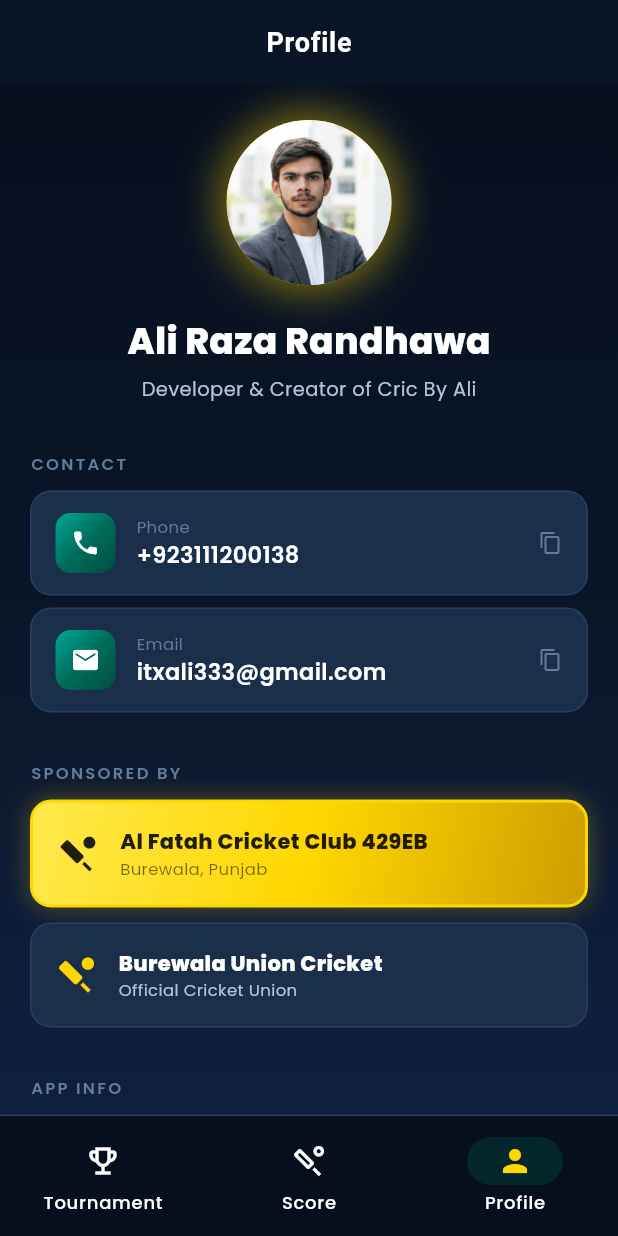
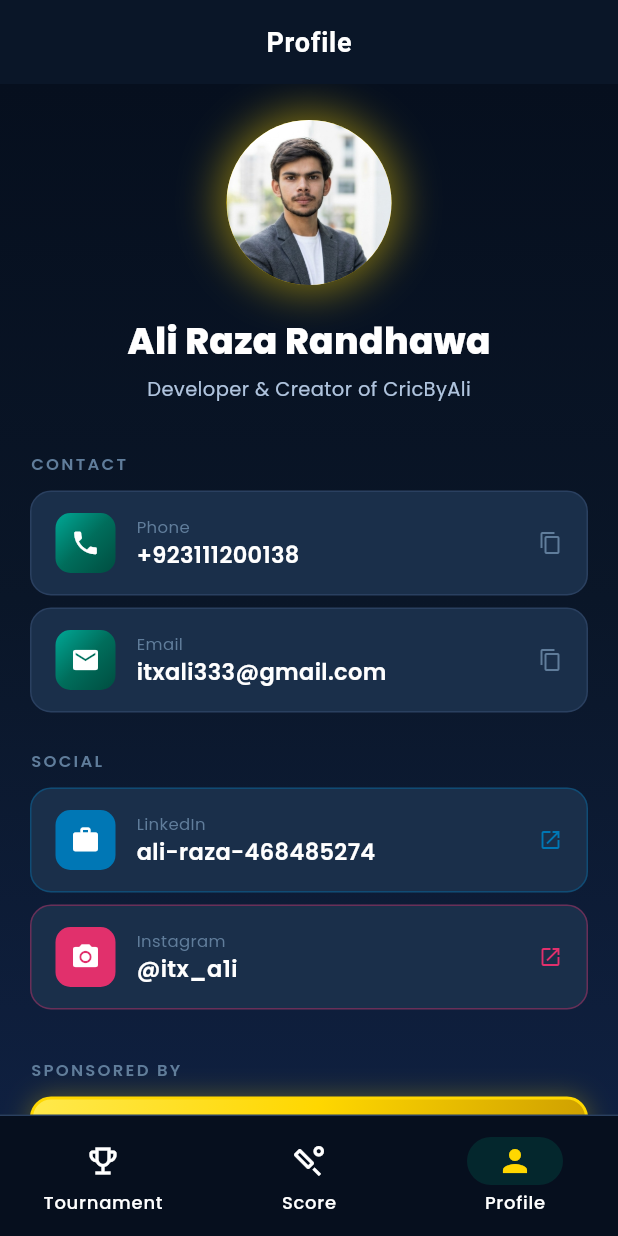
Before and after one commit to jaakammkr40-sudo/CricByAli, a Flutter app: the screen it shows after launch, item 3 of the bottom bar chosen, on a phone screen of 412 x 824 dp. Run offline on Flutter 3.47's test engine with Material 3 defaults, Android fonts, the light colour scheme and no system bars; our stand-ins replace confetti, flutter_riverpod, google_fonts, shared_preferences.

Commit message:
Add LinkedIn/Instagram to profile, setup app icon generation

```diff
--- a/lib/screens/profile/profile_screen.dart
+++ b/lib/screens/profile/profile_screen.dart
@@ -1,5 +1,6 @@
 import 'package:flutter/material.dart';
 import 'package:flutter/services.dart';
+import 'package:url_launcher/url_launcher.dart';
 import '../../core/constants/app_colors.dart';
 import '../../widgets/gradient_background.dart';
 
@@ -9,8 +10,23 @@ class ProfileScreen extends StatelessWidget {
   void _copy(BuildContext context, String text) {
     Clipboard.setData(ClipboardData(text: text));
     ScaffoldMessenger.of(context).showSnackBar(
-      const SnackBar(content: Text('Copied to clipboard'), duration: Duration(seconds: 1)),
+      const SnackBar(
+          content: Text('Copied to clipboard'),
+          duration: Duration(seconds: 1)),
     );
+  }
+
+  Future<void> _open(BuildContext context, String url) async {
+    final uri = Uri.parse(url);
+    if (await canLaunchUrl(uri)) {
+      await launchUrl(uri, mode: LaunchMode.externalApplication);
+    } else {
+      if (context.mounted) {
+        ScaffoldMessenger.of(context).showSnackBar(
+          const SnackBar(content: Text('Could not open link')),
+        );
+      }
+    }
   }
 
   @override
@@ -58,31 +74,26 @@ class ProfileScreen extends StatelessWidget {
             ),
             const SizedBox(height: 20),
 
-            // Name
             const Center(
               child: Text(
                 'Ali Raza Randhawa',
                 style: TextStyle(
                     color: AppColors.textPrimary,
                     fontSize: 24,
-                  fontWeight: FontWeight.w800,
-                ),
+                    fontWeight: FontWeight.w800),
               ),
             ),
             const SizedBox(height: 6),
             const Center(
               child: Text(
-                'Developer & Creator of Cric By Ali',
-                style: TextStyle(
-                  color: AppColors.textSecondary,
-                  fontSize: 13,
-                ),
+                'Developer & Creator of CricByAli',
+                style: TextStyle(color: AppColors.textSecondary, fontSize: 13),
               ),
             ),
 
             const SizedBox(height: 32),
 
-            // Contact info
+            // ── Contact ──────────────────────────────────────────────
             _sectionLabel('Contact'),
             const SizedBox(height: 10),
             _contactTile(
@@ -90,6 +101,7 @@ class ProfileScreen extends StatelessWidget {
               icon: Icons.phone,
               label: 'Phone',
               value: '+923111200138',
+              onTap: () => _copy(context, '+923111200138'),
             ),
             const SizedBox(height: 8),
             _contactTile(
@@ -97,11 +109,35 @@ class ProfileScreen extends StatelessWidget {
               icon: Icons.email,
               label: 'Email',
               value: 'itxali333@gmail.com',
+              onTap: () => _copy(context, 'itxali333@gmail.com'),
+            ),
+
+            const SizedBox(height: 24),
+
+            // ── Social ───────────────────────────────────────────────
+            _sectionLabel('Social'),
+            const SizedBox(height: 10),
+            _socialTile(
+              context,
+              color: const Color(0xFF0077B5),
+              icon: Icons.work,
+              label: 'LinkedIn',
+              handle: 'ali-raza-468485274',
+              url: 'https://pk.linkedin.com/in/ali-raza-468485274',
+            ),
+            const SizedBox(height: 8),
+            _socialTile(
+              context,
+              color: const Color(0xFFE1306C),
+              icon: Icons.camera_alt,
+              label: 'Instagram',
+              handle: '@itx_a1i',
+              url: 'https://www.instagram.com/itx_a1i/',
             ),
 
             const SizedBox(height: 32),
 
-            // Sponsors
+            // ── Sponsors ─────────────────────────────────────────────
             _sectionLabel('Sponsored By'),
             const SizedBox(height: 10),
             _sponsorCard(
@@ -118,7 +154,7 @@ class ProfileScreen extends StatelessWidget {
 
             const SizedBox(height: 32),
 
-            // App info
+            // ── App Info ─────────────────────────────────────────────
             _sectionLabel('App Info'),
             const SizedBox(height: 10),
             Container(
@@ -130,7 +166,7 @@ class ProfileScreen extends StatelessWidget {
               ),
               child: const Column(
                 children: [
-                  _InfoRow(label: 'App Name', value: 'Cric By Ali'),
+                  _InfoRow(label: 'App Name', value: 'CricByAli'),
                   Divider(color: AppColors.cardBorder, height: 20),
                   _InfoRow(label: 'Version', value: '1.0.0'),
                   Divider(color: AppColors.cardBorder, height: 20),
@@ -147,8 +183,7 @@ class ProfileScreen extends StatelessWidget {
                 style: TextStyle(
                     color: AppColors.secondary,
                     fontSize: 12,
-                  fontWeight: FontWeight.w600,
-                ),
+                    fontWeight: FontWeight.w600),
               ),
             ),
             const SizedBox(height: 24),
@@ -173,9 +208,10 @@ class ProfileScreen extends StatelessWidget {
     required IconData icon,
     required String label,
     required String value,
+    required VoidCallback onTap,
   }) =>
       GestureDetector(
-        onTap: () => _copy(context, value),
+        onTap: onTap,
         child: Container(
           padding: const EdgeInsets.symmetric(horizontal: 16, vertical: 14),
           decoration: BoxDecoration(
@@ -216,6 +252,56 @@ class ProfileScreen extends StatelessWidget {
         ),
       );
 
+  Widget _socialTile(
+    BuildContext context, {
+    required Color color,
+    required IconData icon,
+    required String label,
+    required String handle,
+    required String url,
+  }) =>
+      GestureDetector(
+        onTap: () => _open(context, url),
+        child: Container(
+          padding: const EdgeInsets.symmetric(horizontal: 16, vertical: 14),
+          decoration: BoxDecoration(
+            color: AppColors.cardBg,
+            borderRadius: BorderRadius.circular(14),
+            border: Border.all(color: color.withOpacity(0.4)),
+          ),
+          child: Row(
+            children: [
+              Container(
+                width: 40,
+                height: 40,
+                decoration: BoxDecoration(
+                  color: color,
+                  borderRadius: BorderRadius.circular(10),
+                ),
+                child: Icon(icon, color: Colors.white, size: 20),
+              ),
+              const SizedBox(width: 14),
+              Expanded(
+                child: Column(
+                  crossAxisAlignment: CrossAxisAlignment.start,
+                  children: [
+                    Text(label,
+                        style: const TextStyle(
+                            color: AppColors.textMuted, fontSize: 11)),
+                    Text(handle,
+                        style: const TextStyle(
+                            color: AppColors.textPrimary,
+                            fontSize: 15,
+                            fontWeight: FontWeight.w600)),
+                  ],
+                ),
+              ),
+              Icon(Icons.open_in_new, color: color, size: 16),
+            ],
+          ),
+        ),
+      );
+
   Widget _sponsorCard({
     required String name,
     required String subtitle,
@@ -242,32 +328,27 @@ class ProfileScreen extends StatelessWidget {
         ),
         child: Row(
           children: [
-            Icon(
-              Icons.sports_cricket,
+            Icon(Icons.sports_cricket,
                 color: isPrimary ? Colors.black87 : AppColors.secondary,
-              size: 28,
-            ),
+                size: 28),
             const SizedBox(width: 14),
             Expanded(
               child: Column(
                 crossAxisAlignment: CrossAxisAlignment.start,
                 children: [
-                  Text(
-                    name,
+                  Text(name,
                       style: TextStyle(
-                      color: isPrimary ? Colors.black87 : AppColors.textPrimary,
+                          color: isPrimary
+                              ? Colors.black87
+                              : AppColors.textPrimary,
                           fontSize: 14,
-                      fontWeight: FontWeight.w800,
-                    ),
-                  ),
-                  Text(
-                    subtitle,
+                          fontWeight: FontWeight.w800)),
+                  Text(subtitle,
                       style: TextStyle(
-                      color:
-                          isPrimary ? Colors.black54 : AppColors.textSecondary,
-                      fontSize: 11,
-                    ),
-                  ),
+                          color: isPrimary
+                              ? Colors.black54
+                              : AppColors.textSecondary,
+                          fontSize: 11)),
                 ],
               ),
             ),
@@ -286,8 +367,8 @@ class _InfoRow extends StatelessWidget {
       mainAxisAlignment: MainAxisAlignment.spaceBetween,
       children: [
         Text(label,
-            style: const TextStyle(
-                color: AppColors.textMuted, fontSize: 13)),
+            style:
+                const TextStyle(color: AppColors.textMuted, fontSize: 13)),
         Text(value,
             style: const TextStyle(
                 color: AppColors.textPrimary,
```
Also changed, not shown: pubspec.yaml (+10 -0 lines), 1 other file. Lines whose indentation alone changed are shown as unchanged.
